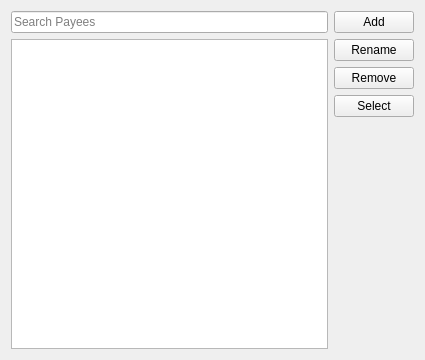
Before: the Qt Designer form src/views/ui_files/forms/payee_form.ui in JakubFranek/Kapytal, drawn with Qt 5.
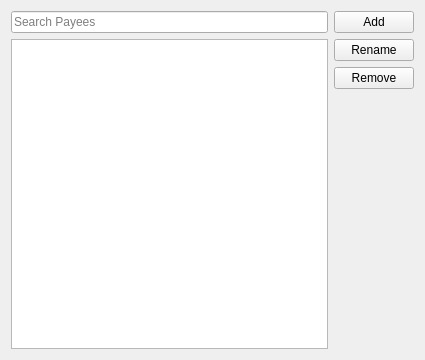
After: the same form once the commit is applied.

Diff of the .ui file:
```diff
--- a/src/views/ui_files/forms/payee_form.ui
+++ b/src/views/ui_files/forms/payee_form.ui
@@ -86,13 +86,6 @@
        </property>
       </widget>
      </item>
-     <item>
-      <widget class="QPushButton" name="selectButton">
-       <property name="text">
-        <string>Select</string>
-       </property>
-      </widget>
-     </item>
      <item>
       <spacer name="verticalSpacer">
        <property name="orientation">
```
